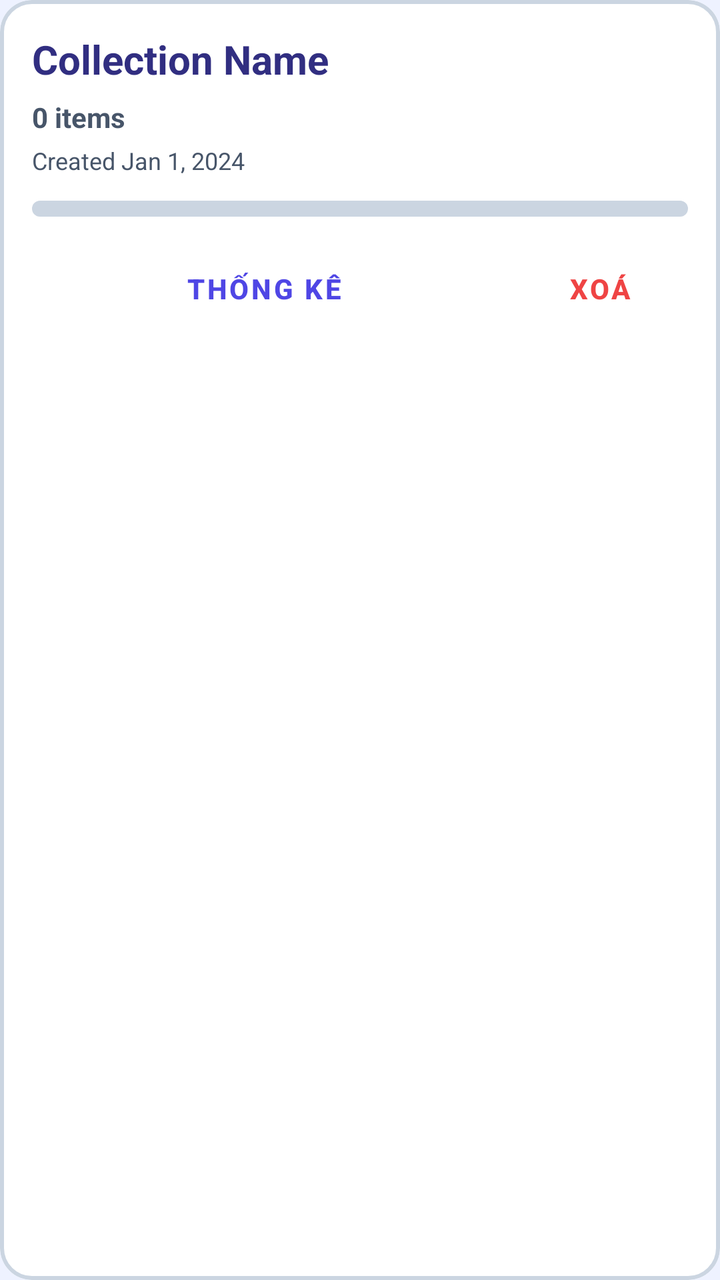
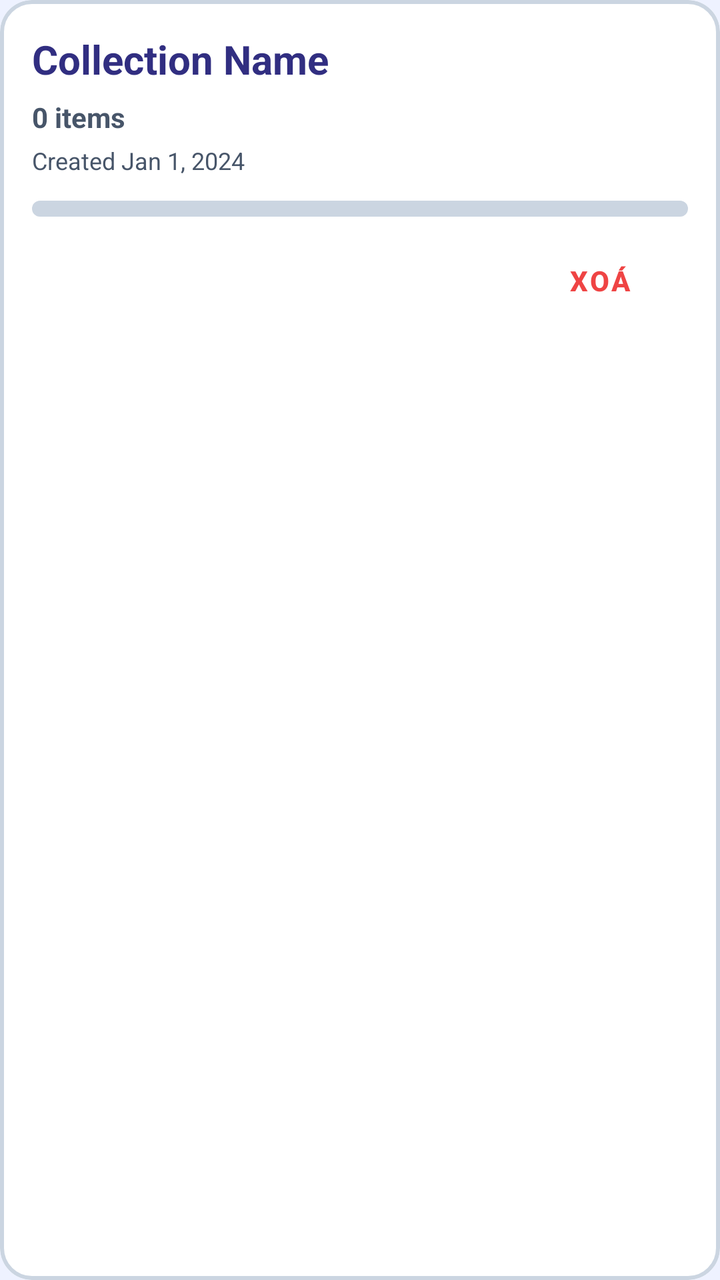

Compare the two renders of this Android layout. The source of the first and the diff that turns it into the second are given below.
<!-- AndroidManifest.xml: application theme Theme.ObjectLanguage -->
<!-- res/layout/item_collection.xml -->
<?xml version="1.0" encoding="utf-8"?>
<com.google.android.material.card.MaterialCardView 
    xmlns:android="http://schemas.android.com/apk/res/android"
    xmlns:app="http://schemas.android.com/apk/res-auto"
    android:layout_width="match_parent"
    android:layout_height="wrap_content"
    android:layout_margin="8dp"
    app:cardBackgroundColor="@color/surface"
    app:cardElevation="0dp"
    app:strokeWidth="2dp"
    app:strokeColor="@color/divider"
    app:cardCornerRadius="16dp">

    <LinearLayout
        android:layout_width="match_parent"
        android:layout_height="wrap_content"
        android:orientation="vertical"
        android:padding="16dp">

        
        <TextView
            android:id="@+id/collectionName"
            android:layout_width="match_parent"
            android:layout_height="wrap_content"
            android:text="Collection Name"
            android:textSize="20sp"
            android:textStyle="bold"
            android:textColor="@color/text_primary" />

        
        <TextView
            android:id="@+id/itemCount"
            android:layout_width="wrap_content"
            android:layout_height="wrap_content"
            android:text="0 items"
            android:textSize="14sp"
            android:textColor="@color/text_secondary"
            android:textStyle="bold"
            android:layout_marginTop="6dp" />

        
        <TextView
            android:id="@+id/createdDate"
            android:layout_width="wrap_content"
            android:layout_height="wrap_content"
            android:text="Created Jan 1, 2024"
            android:textSize="12sp"
            android:textColor="@color/text_secondary"
            android:layout_marginTop="4dp"
            android:layout_marginBottom="12dp" />

        <ProgressBar
            android:id="@+id/collectionProgress"
            style="@android:style/Widget.ProgressBar.Horizontal"
            android:layout_width="match_parent"
            android:layout_height="8dp"
            android:max="100"
            android:progress="0"
            android:progressTint="@color/success"
            android:progressBackgroundTint="@color/divider"
            android:progressDrawable="@android:drawable/progress_horizontal" />

        
        <LinearLayout
            android:layout_width="match_parent"
            android:layout_height="wrap_content"
            android:orientation="horizontal"
            android:layout_marginTop="12dp">

            <com.google.android.material.button.MaterialButton
                android:id="@+id/insightsButton"
                android:layout_width="0dp"
                android:layout_height="wrap_content"
                android:layout_weight="1"
                android:text="@string/collection_btn_insights"
                android:textSize="14sp"
                android:textStyle="bold"
                android:textColor="@color/primary"
                style="@style/Widget.MaterialComponents.Button.TextButton"
                android:layout_marginEnd="8dp" />

            <com.google.android.material.button.MaterialButton
                android:id="@+id/deleteButton"
                android:layout_width="wrap_content"
                android:layout_height="wrap_content"
                android:text="@string/collection_btn_delete"
                android:textSize="14sp"
                android:textStyle="bold"
                android:textColor="@color/error"
                style="@style/Widget.MaterialComponents.Button.TextButton" />

        </LinearLayout>

    </LinearLayout>

</com.google.android.material.card.MaterialCardView>
<!-- resources referenced by this layout -->
<resources>
  <color name="divider">#CBD5E1</color>
  <color name="error">#EF4444</color>
  <color name="primary">#4F46E5</color>
  <color name="success">#22C55E</color>
  <color name="surface">#FFFFFF</color>
  <color name="text_primary">#312E81</color>
  <color name="text_secondary">#475569</color>
  <string name="collection_btn_delete">Xoá</string>
  <string name="collection_btn_insights">Thống kê</string>
  <style name="Theme.ObjectLanguage" parent="Theme.Material3.Light.NoActionBar">
          <item name="colorPrimary">@color/primary</item>
          <item name="colorPrimaryVariant">@color/primary_dark</item>
          <item name="colorOnPrimary">@color/text_on_primary</item>
          <item name="colorSecondary">@color/secondary</item>
          <item name="colorOnSecondary">@color/text_on_primary</item>
          <item name="android:colorBackground">@color/background</item>
          <item name="colorSurface">@color/surface</item>
          <item name="android:statusBarColor">@color/primary_dark</item>
          <item name="android:windowLightStatusBar">false</item>
          <item name="android:navigationBarColor">@color/surface</item>
          <item name="android:windowLightNavigationBar">true</item>
          
          <item name="cardViewStyle">@style/Widget.App.CardView</item>
          <item name="bottomNavigationStyle">@style/Widget.App.BottomNav</item>
      </style>
  <color name="primary_dark">#312E81</color>
  <color name="text_on_primary">#FFFFFF</color>
  <color name="secondary">#818CF8</color>
  <color name="background">#EEF2FF</color>
  <style name="Widget.App.CardView" parent="Widget.Material3.CardView.Elevated">
          <item name="cardBackgroundColor">@color/surface</item>
          <item name="cardCornerRadius">20dp</item>
          <item name="cardElevation">2dp</item>
          <item name="strokeWidth">0dp</item>
      </style>
  <style name="Widget.App.BottomNav" parent="Widget.Material3.BottomNavigationView">
          <item name="backgroundTint">@color/bottom_nav_bg</item>
          <item name="itemIconTint">@color/bottom_nav_color</item>
          <item name="itemTextColor">@color/bottom_nav_color</item>
          <item name="itemActiveIndicatorStyle">@style/Widget.App.BottomNav.ActiveIndicator</item>
          <item name="labelVisibilityMode">labeled</item>
          <item name="itemRippleColor">@color/primary_light</item>
      </style>
  <color name="bottom_nav_bg">#FFFFFF</color>
  <style name="Widget.App.BottomNav.ActiveIndicator" parent="Widget.Material3.BottomNavigationView.ActiveIndicator">
          <item name="android:color">@color/surface_variant</item>
          <item name="shapeAppearance">@style/ShapeAppearance.App.SmallComponent</item>
      </style>
  <color name="primary_light">#818CF8</color>
  <color name="surface_variant">#E0E7FF</color>
  <style name="ShapeAppearance.App.SmallComponent" parent="ShapeAppearance.Material3.SmallComponent">
          <item name="cornerSize">16dp</item>
      </style>
</resources>

<!-- the commit's change to res/layout/item_collection.xml (unified diff, before → after) -->
@@ -65,19 +65,8 @@
             android:layout_width="match_parent"
             android:layout_height="wrap_content"
             android:orientation="horizontal"
-            android:layout_marginTop="12dp">
-
-            <com.google.android.material.button.MaterialButton
-                android:id="@+id/insightsButton"
-                android:layout_width="0dp"
-                android:layout_height="wrap_content"
-                android:layout_weight="1"
-                android:text="@string/collection_btn_insights"
-                android:textSize="14sp"
-                android:textStyle="bold"
-                android:textColor="@color/primary"
-                style="@style/Widget.MaterialComponents.Button.TextButton"
-                android:layout_marginEnd="8dp" />
+            android:gravity="end"
+            android:layout_marginTop="8dp">
 
             <com.google.android.material.button.MaterialButton
                 android:id="@+id/deleteButton"
<!-- resource entries referenced after the edit -->
@@ -8,7 +8,6 @@
   <color name="text_primary">#312E81</color>
   <color name="text_secondary">#475569</color>
   <string name="collection_btn_delete">Xoá</string>
-  <string name="collection_btn_insights">Thống kê</string>
   <style name="Theme.ObjectLanguage" parent="Theme.Material3.Light.NoActionBar">
           <item name="colorPrimary">@color/primary</item>
           <item name="colorPrimaryVariant">@color/primary_dark</item>
@@ -16,6 +15,7 @@
           <item name="colorSecondary">@color/secondary</item>
           <item name="colorOnSecondary">@color/text_on_primary</item>
           <item name="android:colorBackground">@color/background</item>
+          <item name="android:windowBackground">@color/background</item>
           <item name="colorSurface">@color/surface</item>
           <item name="android:statusBarColor">@color/primary_dark</item>
           <item name="android:windowLightStatusBar">false</item>
